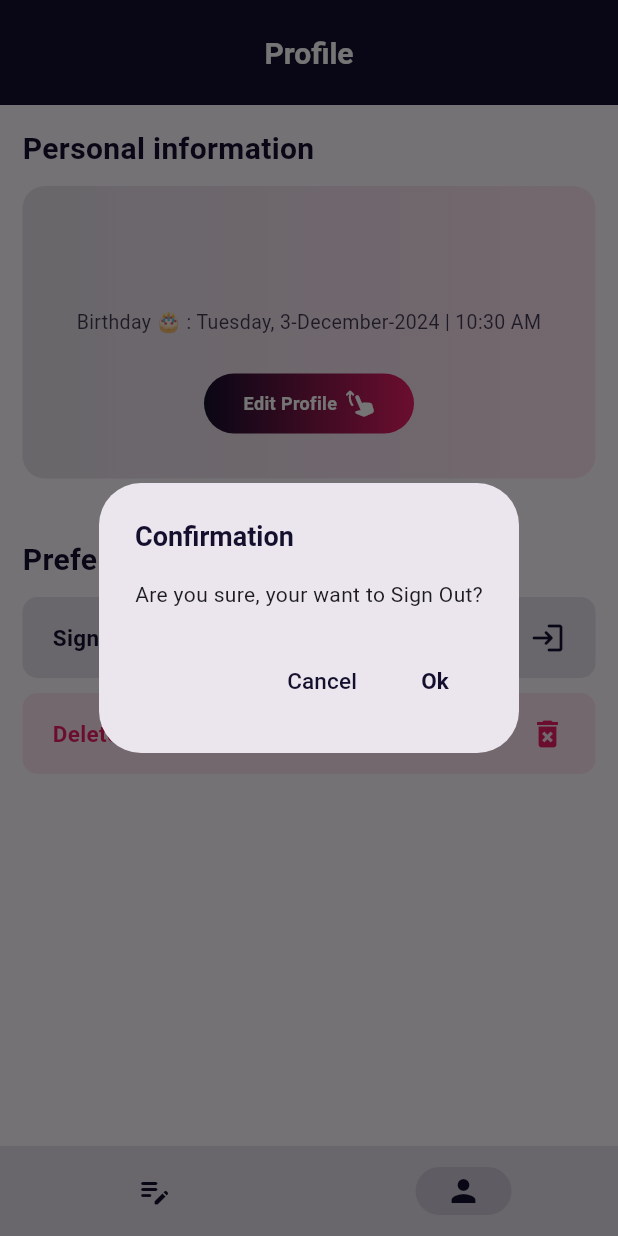
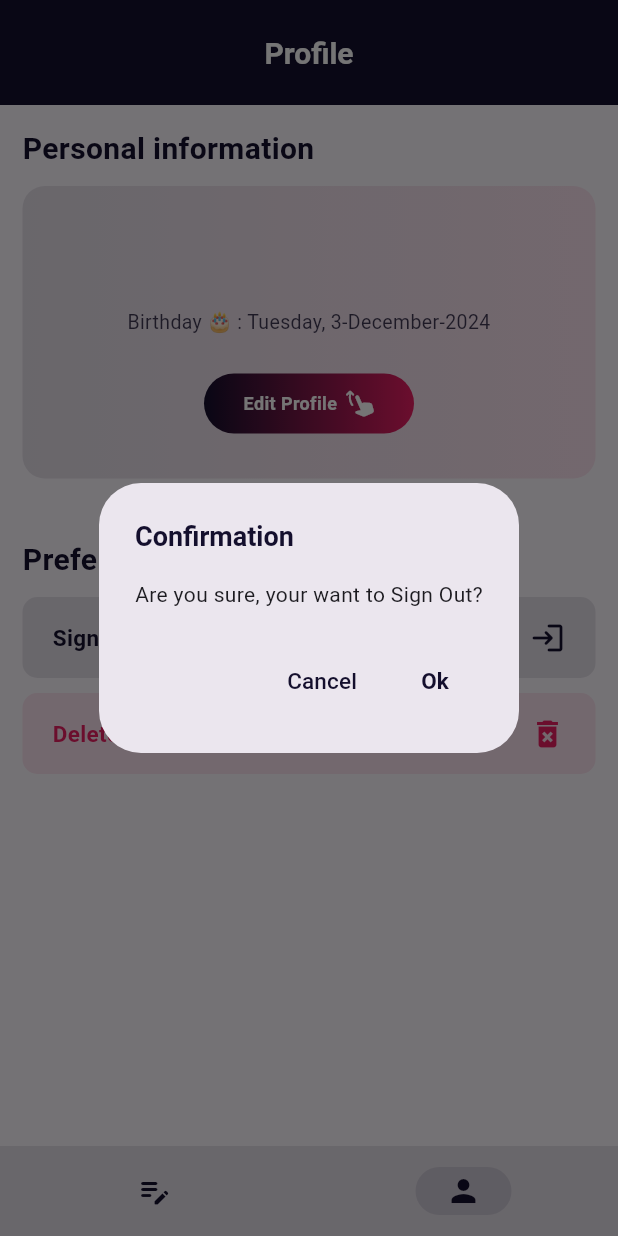
Before and after one commit to raaaemmm/Note-App-With-Supabase, a Flutter app: the screen it shows once a user with an empty profile is signed in, item 2 of the bottom bar chosen, after a tap on "Sign Out", on a phone screen of 412 x 824 dp. Run offline on Flutter 3.47's test engine with Material 3 defaults, Android fonts, the phone set to English and light mode, and no system bars; our stand-ins replace get, google_fonts, loading_animation_widget, readmore, shared_preferences, shimmer and 1 more; accounts and stored records are empty.

Commit message:
Update preventing duplicate actions

```diff
--- a/lib/controllers/auths/reset_password_controller.dart
+++ b/lib/controllers/auths/reset_password_controller.dart
@@ -27,6 +27,9 @@ class ResetPasswordController extends GetxController {
 
   // reset Password
   Future<void> resetPassword() async {
+
+    if(isResetingPW) return;
+
     try {
       isResetingPW = true;
       update();
--- a/lib/controllers/auths/sign_in_controller.dart
+++ b/lib/controllers/auths/sign_in_controller.dart
@@ -35,6 +35,9 @@ class SignInController extends GetxController {
 
   // SIGN-IN
   Future<void> signIn() async {
+
+    if(isSignningIn) return;
+
     try {
       isSignningIn = true;
       update();
--- a/lib/controllers/auths/sign_up_controller.dart
+++ b/lib/controllers/auths/sign_up_controller.dart
@@ -37,6 +37,9 @@ class SignUpController extends GetxController {
 
   // SIGN-UP
   Future<void> signUp() async {
+
+    if(isSignningUp) return;
+
     try {
       isSignningUp = true;
       update();
--- a/lib/controllers/auths/user_controller.dart
+++ b/lib/controllers/auths/user_controller.dart
@@ -46,6 +46,9 @@ class UserController extends GetxController {
 
   // SIGN-OUT
   Future<void> signOut() async {
+
+    if(isSignningOut) return;
+
     try {
       isSignningOut = true;
       update();
@@ -89,7 +92,7 @@ class UserController extends GetxController {
       final dateTime = DateTime.tryParse(createdAt);
       if (dateTime != null) {
         // Format the date as "Friday, 29 November 2024 | 3:40 PM"
-        final formattedDate = DateFormat('EEEE, d-MMMM-yyyy | h:mm a').format(dateTime);
+        final formattedDate = DateFormat('EEEE, d-MMMM-yyyy').format(dateTime);
         return formattedDate;
       }
       return createdAt;
--- a/lib/controllers/notes/create_note_controller.dart
+++ b/lib/controllers/notes/create_note_controller.dart
@@ -33,6 +33,10 @@ class CreateNoteController extends GetxController {
 
   Future<void> createNote() async {
 
+    // check if the controller is already in a creating state
+    if (isCreating) return;
+
+    // validate inputs
     if (
       selectedCategory.isEmpty || titleController.text.trim().isEmpty || descriptionController.text.trim().isEmpty
     ) {
--- a/lib/controllers/notes/update_note_controller.dart
+++ b/lib/controllers/notes/update_note_controller.dart
@@ -72,6 +72,11 @@ class UpdateNoteController extends GetxController {
   Future<void> updateNote({
     required String noteId,
   }) async {
+
+    // check if the controller is already in a updating state
+    if(isUpdating) return;
+
+    // validate input
     if (
       selectedCategory.isEmpty || titleController.text.trim().isEmpty || descriptionController.text.trim().isEmpty
     ) {
--- a/lib/views/auths/sign_in_screen.dart
+++ b/lib/views/auths/sign_in_screen.dart
@@ -142,24 +142,28 @@ class SignInScreen extends StatelessWidget {
                       // Sign-In button
                       SizedBox(height: 50.0),
                       GestureDetector(
-                        onTap: () {
-                          if (_formKey.currentState!.validate()) {
-                            _signInController.signIn();
-                          } else {
-                            // nothing here
-                          }
-                        },
+                        onTap: _signInController.isSignningIn
+                          ? null
+                          : (){
+                            if(_formKey.currentState!.validate()){
+                              _signInController.signIn();
+                            }
+                          },
                         child: Container(
                           alignment: Alignment.center,
                           height: 45.0,
                           width: MediaQuery.of(context).size.width,
                           decoration: BoxDecoration(
-                            color: Theme.of(context).primaryColor,
+                            color: _signInController.isSignningIn
+                              ? Theme.of(context).primaryColor.withOpacity(0.1)
+                              : Theme.of(context).primaryColor,
                             borderRadius: BorderRadius.circular(10.0),
                           ),
                           child: _signInController.isSignningIn
                               ? LoadingAnimationWidget.inkDrop(
-                                  color: Colors.white,
+                                  color: _signInController.isSignningIn
+                                    ? Theme.of(context).primaryColor
+                                    : Colors.white,
                                   size: 20.0,
                                 )
                               : Text(
```
Also changed, not shown: lib/views/auths/reset_password_screen.dart (+13 -9 lines), lib/views/auths/sign_up_screen.dart (+13 -9 lines), lib/views/screens/create_note_screen.dart (+11 -11 lines), lib/views/screens/profile_screen.dart (+5 -9 lines), lib/views/screens/update_note_screen.dart (+11 -11 lines).
